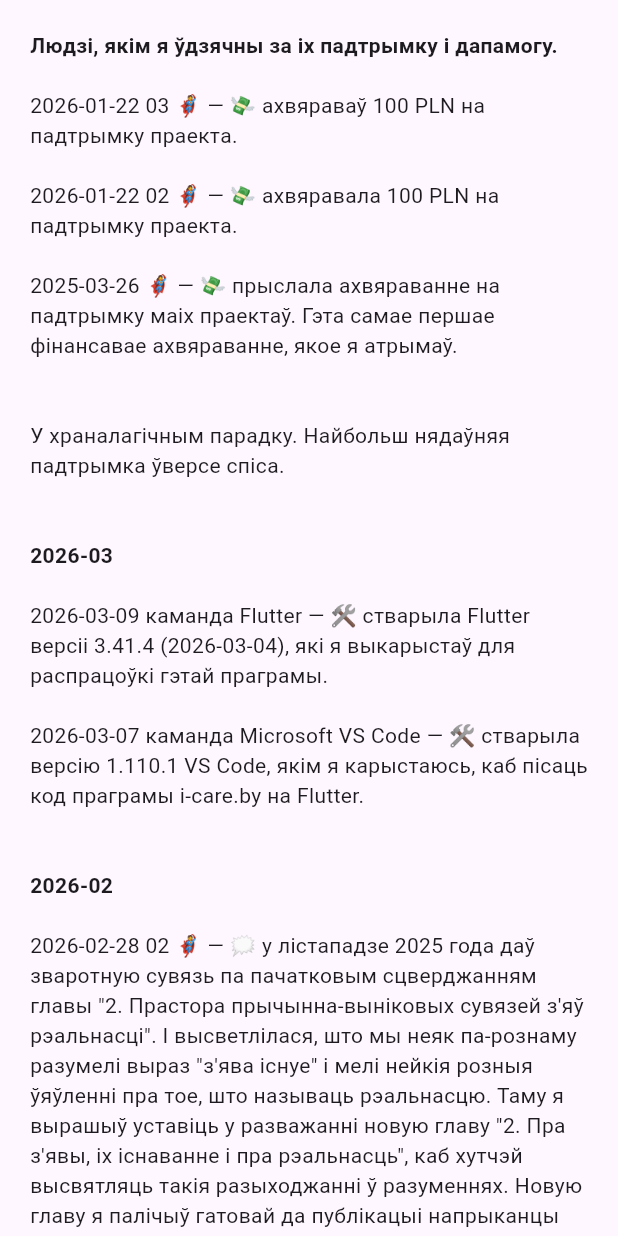
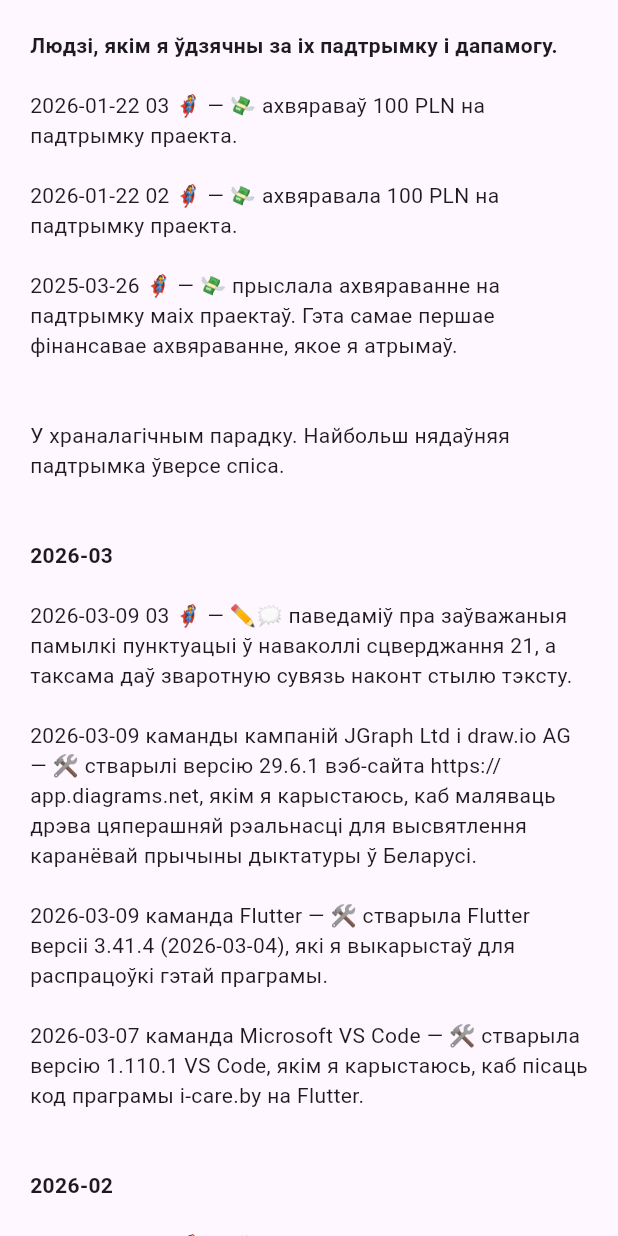
Before and after one commit to mshurkaeu-public/i-care.by, a Flutter app: the MyGratitude widget shown alone on an empty page, opened directly, on a phone screen of 412 x 824 dp. Run offline on Flutter 3.47's test engine with Material 3 defaults, Android fonts, the phone set to English and light mode, and no system bars; our stand-ins replace carousel_slider, expandable_text, google_fonts, package_info_plus, photo_view, web; missing offline and left inert: multi_split_view; generated files the repository leaves out were written again.

Commit message:
Fix punctuation errors in announcement 22 and amend announcement 21
based on the feedback from a reader. And record my gratitude to the
person who provided the feedback.

Also record my gratitude to JGraph Ltd and draw.io AG teams for creation
of version 29.6.1 of website https://app.diagrams.net.

```diff
--- a/i-care.by-app/lib/l10n/app_be.arb
+++ b/i-care.by-app/lib/l10n/app_be.arb
@@ -2149,6 +2149,14 @@
   "@aboutMyGratitude_2026_03_09_01": {
     "description": "Text for 2026-03-09 Flutter team on the \"my gratitude\" tab on the \"About\" page."
   },
+  "aboutMyGratitude_2026_03_09_02": "\n2026-03-09 каманды кампаній JGraph Ltd і draw.io AG — 🛠️ стварылі версію 29.6.1 вэб-сайта https://app.diagrams.net, якім я карыстаюсь, каб маляваць дрэва цяперашняй рэальнасці для высвятлення каранёвай прычыны дыктатуры ў Беларусі.\n",
+  "@aboutMyGratitude_2026_03_09_02": {
+    "description": "Text for 2026-03-09 JGraph Ltd and draw.io AG teams on the \"my gratitude\" tab on the \"About\" page."
+  },
+  "aboutMyGratitude_2026_03_09_03": "\n2026-03-09 03 🦸 — ✏️🗯️ паведаміў пра заўважаныя памылкі пунктуацыі ў наваколлі сцверджання 21, а таксама даў зваротную сувязь наконт стылю тэксту.\n",
+  "@aboutMyGratitude_2026_03_09_03": {
+    "description": "Text for 2026-03-09 03 🦸 on the \"my gratitude\" tab on the \"About\" page."
+  },
   "aboutMyGratitude_2026_03_title": "\n\n2026-03\n",
   "@aboutMyGratitude_2026_03_title": {
     "description": "Title for 2026-03 list/text on the \"my gratitude\" tab on the \"About\" page."
--- a/i-care.by-app/lib/my_gratitude.dart
+++ b/i-care.by-app/lib/my_gratitude.dart
@@ -44,6 +44,12 @@ class MyGratitude extends StatelessWidget {
                 style: titleStyle,
               ),
               TextSpan(
+                text: l10n.aboutMyGratitude_2026_03_09_03,
+              ),
+              TextSpan(
+                text: l10n.aboutMyGratitude_2026_03_09_02,
+              ),
+              TextSpan(
                 text: l10n.aboutMyGratitude_2026_03_09_01,
               ),
               TextSpan(
```
Also changed, not shown: 1 other file.
